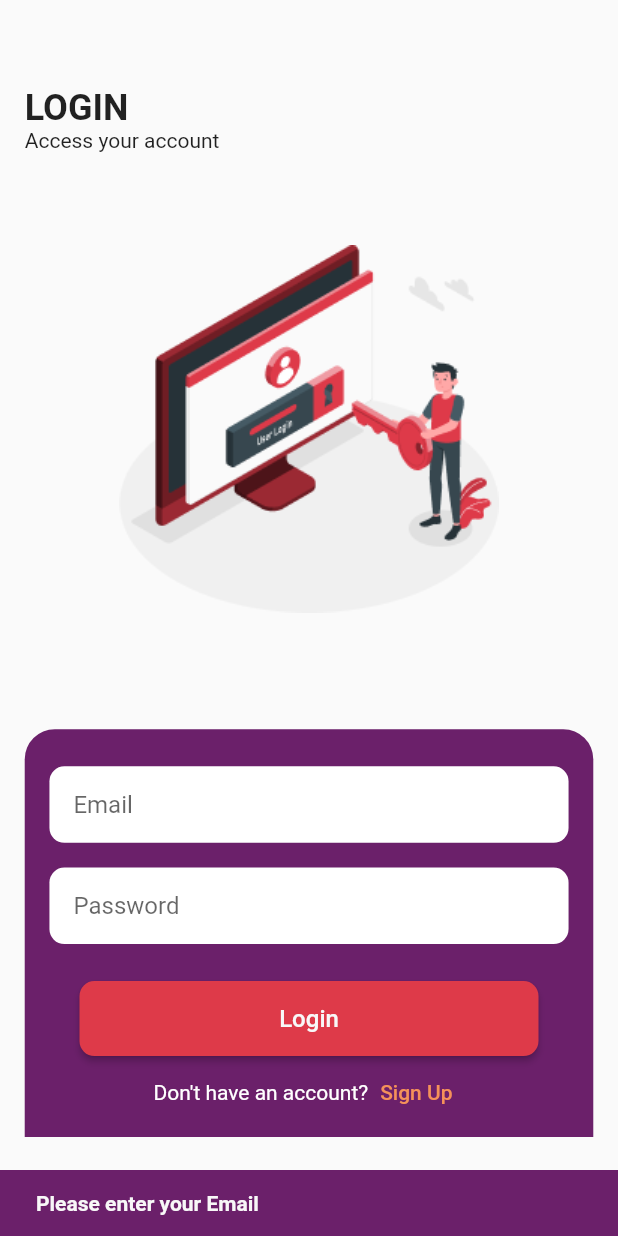
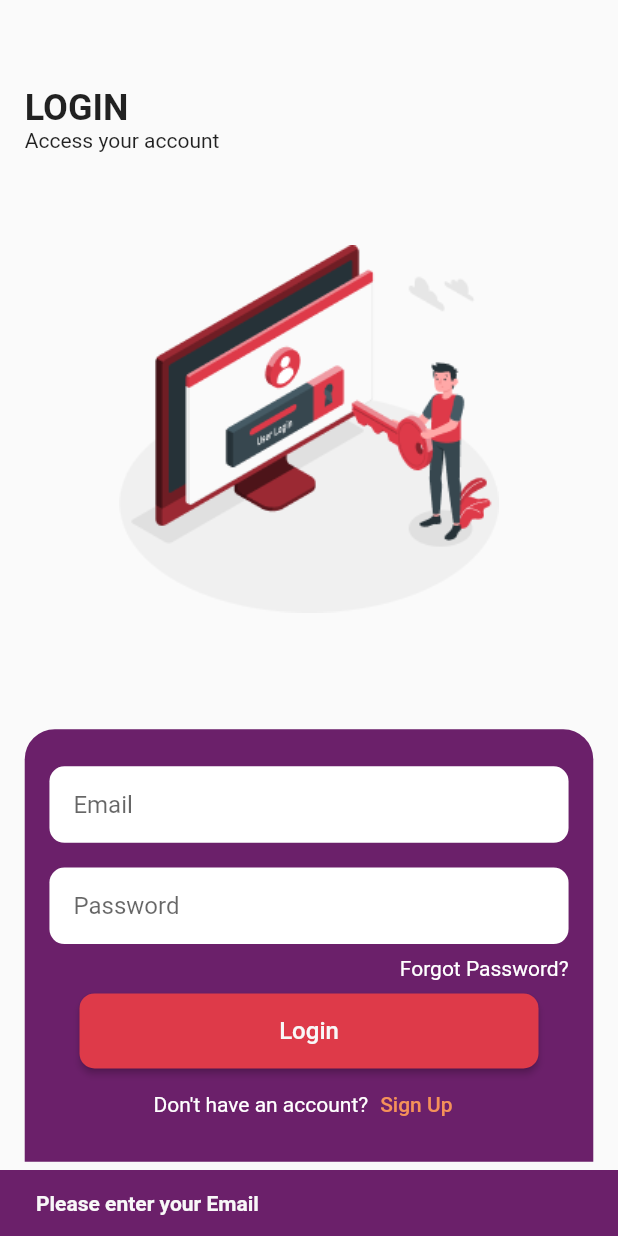
Before and after one commit to hifzakanwal/fyp, a Flutter app: the Login screen opened directly, after a tap on "Login", on a phone screen of 412 x 824 dp. Run offline on Flutter 3.47's test engine with Material 2 defaults, Android fonts, the phone set to English and light mode, and no system bars; our stand-ins replace cloud_firestore, firebase_auth, firebase_core, flutter_riverpod; accounts and stored records are empty; network calls fail.

Commit message:
login/ signup

```diff
--- a/lib/views/auth/login.dart
+++ b/lib/views/auth/login.dart
@@ -3,7 +3,10 @@ import 'package:ect/constants/colors.dart';
 import 'package:ect/models/user.dart';
 import 'package:ect/view_models/controllers/auth.dart';
 import 'package:ect/views/auth/who_are_you.dart';
+import 'package:ect/views/customer_home/nav_home/home.dart';
+import 'package:ect/views/service_seller_home/nav_home/home.dart';
 import 'package:ect/widgets/snackbar.dart';
+import 'package:firebase_auth/firebase_auth.dart';
 import 'package:flutter/material.dart';
 
 class Login extends StatefulWidget {
@@ -62,7 +65,7 @@ class _LoginState extends State<Login> {
                 ),
               ),
               Container(
-                height: size.height * 0.33,
+                height: size.height * 0.35,
                 decoration: const BoxDecoration(
                   color: purple,
                   borderRadius: BorderRadius.only(
@@ -135,7 +138,23 @@ class _LoginState extends State<Login> {
                           ),
                         ),
                         SizedBox(
-                          height: size.height * 0.03,
+                          height: size.height * 0.04,
+                          child: Align(
+                            alignment: Alignment.centerRight,
+                            child: GestureDetector(
+                              onTap: () {
+                                // Navigator.push(
+                                //     context,
+                                //     MaterialPageRoute(
+                                //         builder: (context) =>
+                                //             const ForgotPassword()));
+                              },
+                              child: Text(
+                                "Forgot Password?",
+                                style: TextStyle(color: Colors.white),
+                              ),
+                            ),
+                          ),
                         ),
                         MyCustomButton(
                             text: 'Login',
@@ -182,15 +201,30 @@ class _LoginState extends State<Login> {
 
   Future<void> _login() async {
     try {
-      Future<String> res =
-          Auth().login(email.text.trim(), password.text.trim());
-      if (res == "success") {
-        UserModel userModelData = await Auth().getUserData();
+      // Future<String> res =
+      //     Auth().login(email.text.trim(), password.text.trim());
+      UserCredential userCredential = await FirebaseAuth.instance
+          .signInWithEmailAndPassword(
+              email: email.text.trim(), password: password.text.trim());
+      User? user = userCredential.user;
+
+      if (user != null) {
+        print(
+            "user is not null-----------------------------------------------");
+        UserModel userModelData = await Auth().getUserData(user.uid);
         if (userModelData.userType == "seller") {
+          print(userModelData.userType.toString().toUpperCase());
           //navigato to seller screen
+          Navigator.pushReplacement(
+              context, MaterialPageRoute(builder: (context) => SellerHome()));
         } else if (userModelData.userType == "customer") {
+          print(userModelData.userType.toString().toUpperCase());
           //navigato to customer screen
+          Navigator.pushReplacement(
+              context, MaterialPageRoute(builder: (context) => CustomerHome()));
         }
+      } else {
+        showSnackBar(context, "something went wrong");
       }
     } catch (e) {
       showSnackBar(context, "something went wrong");
--- a/lib/views/auth/signup.dart
+++ b/lib/views/auth/signup.dart
@@ -261,6 +261,9 @@ class _SignUpState extends State<SignUp> {
         );
       }
     } on Exception catch (e) {
+      setState(() {
+        isLoading = false;
+      });
       print(e);
     }
     return UserModel();
```
Also changed, not shown: lib/view_models/controllers/auth.dart (+12 -6 lines), lib/views/customer_home/nav_home/home.dart (added, +23 -0 lines), lib/views/service_seller_home/nav_home/home.dart (added, +24 -0 lines).
